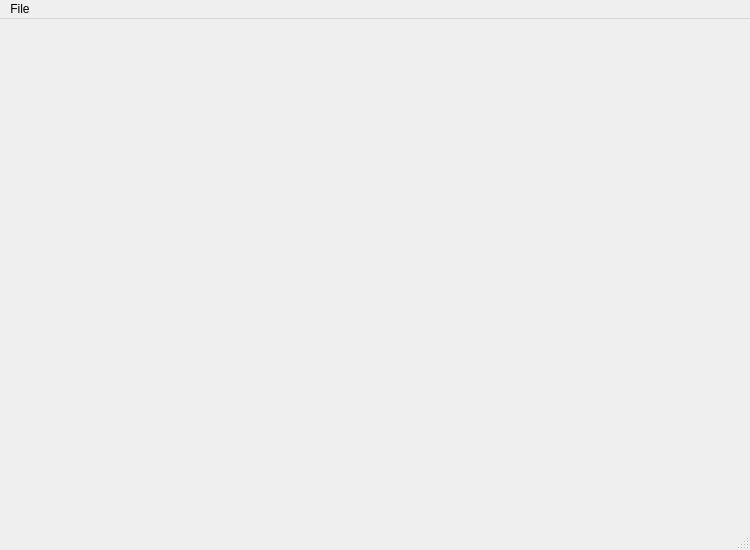
zhang-tlgg/label-tool, file ui/window3d.ui: the form before one commit.
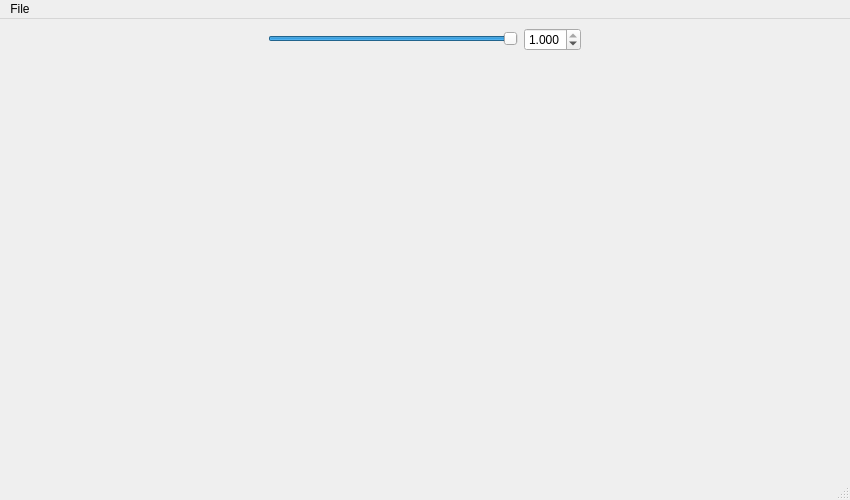
The form after the commit.

The edit to the form file:
```diff
--- a/ui/window3d.ui
+++ b/ui/window3d.ui
@@ -6,22 +6,97 @@
    <rect>
     <x>0</x>
     <y>0</y>
-    <width>750</width>
-    <height>550</height>
+    <width>850</width>
+    <height>500</height>
    </rect>
   </property>
   <property name="windowTitle">
    <string>MainWindow</string>
   </property>
   <widget class="QWidget" name="centralwidget">
-   <layout class="QGridLayout" name="gridLayout"/>
+   <layout class="QGridLayout" name="gridLayout">
+    <item row="0" column="0">
+     <layout class="QVBoxLayout" name="verticalLayout">
+      <item>
+       <layout class="QHBoxLayout" name="horizontalLayout">
+        <item>
+         <widget class="QSlider" name="horizontalSlider">
+          <property name="sizePolicy">
+           <sizepolicy hsizetype="Preferred" vsizetype="Fixed">
+            <horstretch>0</horstretch>
+            <verstretch>0</verstretch>
+           </sizepolicy>
+          </property>
+          <property name="minimumSize">
+           <size>
+            <width>150</width>
+            <height>16</height>
+           </size>
+          </property>
+          <property name="maximumSize">
+           <size>
+            <width>250</width>
+            <height>16</height>
+           </size>
+          </property>
+          <property name="maximum">
+           <number>1000</number>
+          </property>
+          <property name="value">
+           <number>1000</number>
+          </property>
+          <property name="orientation">
+           <enum>Qt::Horizontal</enum>
+          </property>
+         </widget>
+        </item>
+        <item>
+         <widget class="QDoubleSpinBox" name="doubleSpinBox">
+          <property name="sizePolicy">
+           <sizepolicy hsizetype="Fixed" vsizetype="Fixed">
+            <horstretch>0</horstretch>
+            <verstretch>0</verstretch>
+           </sizepolicy>
+          </property>
+          <property name="decimals">
+           <number>3</number>
+          </property>
+          <property name="maximum">
+           <double>1.000000000000000</double>
+          </property>
+          <property name="singleStep">
+           <double>0.001000000000000</double>
+          </property>
+          <property name="value">
+           <double>1.000000000000000</double>
+          </property>
+         </widget>
+        </item>
+       </layout>
+      </item>
+      <item>
+       <spacer name="verticalSpacer">
+        <property name="orientation">
+         <enum>Qt::Vertical</enum>
+        </property>
+        <property name="sizeHint" stdset="0">
+         <size>
+          <width>20</width>
+          <height>413</height>
+         </size>
+        </property>
+       </spacer>
+      </item>
+     </layout>
+    </item>
+   </layout>
   </widget>
   <widget class="QMenuBar" name="menubar">
    <property name="geometry">
     <rect>
      <x>0</x>
      <y>0</y>
-     <width>750</width>
+     <width>850</width>
      <height>22</height>
     </rect>
    </property>
```
